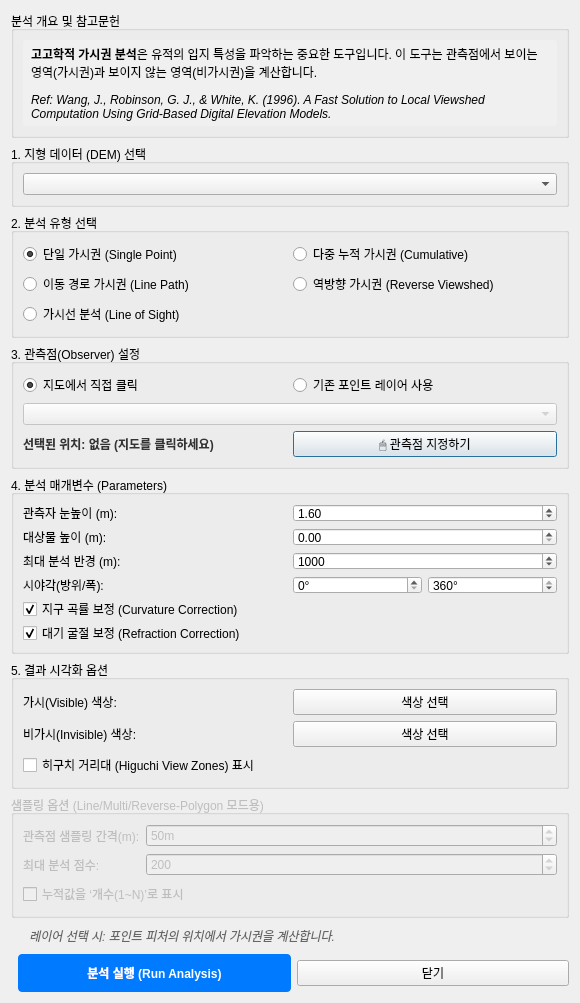
lzpxilfe/ar, file tools/viewshed_dialog_base.ui: the form before one commit.
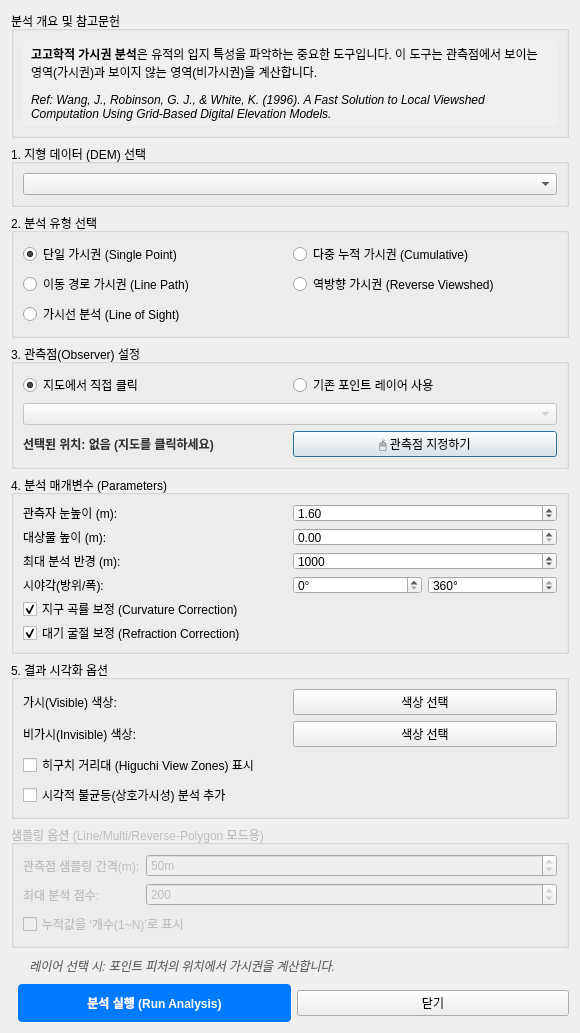
The form after the commit. Custom widgets are drawn as their Qt base class.

Commit message: Reverse viewshed: add visual imbalance overlay

Patch:
```diff
--- a/tools/viewshed_dialog_base.ui
+++ b/tools/viewshed_dialog_base.ui
@@ -348,6 +348,22 @@
         </property>
        </widget>
       </item>
+      <item row="3" column="0" colspan="2">
+       <widget class="QCheckBox" name="chkVisualImbalance">
+        <property name="text">
+         <string>시각적 불균등(상호가시성) 분석 추가</string>
+        </property>
+        <property name="toolTip">
+         <string>역방향 가시권 결과(중심점이 “보이는” 곳)와 중심점에서 본 가시권(내가 “보는” 곳)을 비교해, 두 결과가 서로 다른 영역을 강조 표시합니다.</string>
+        </property>
+        <property name="checked">
+         <bool>false</bool>
+        </property>
+        <property name="visible">
+         <bool>false</bool>
+        </property>
+       </widget>
+      </item>
      </layout>
     </widget>
    </item>
```
The commit also changes 2 other files.
